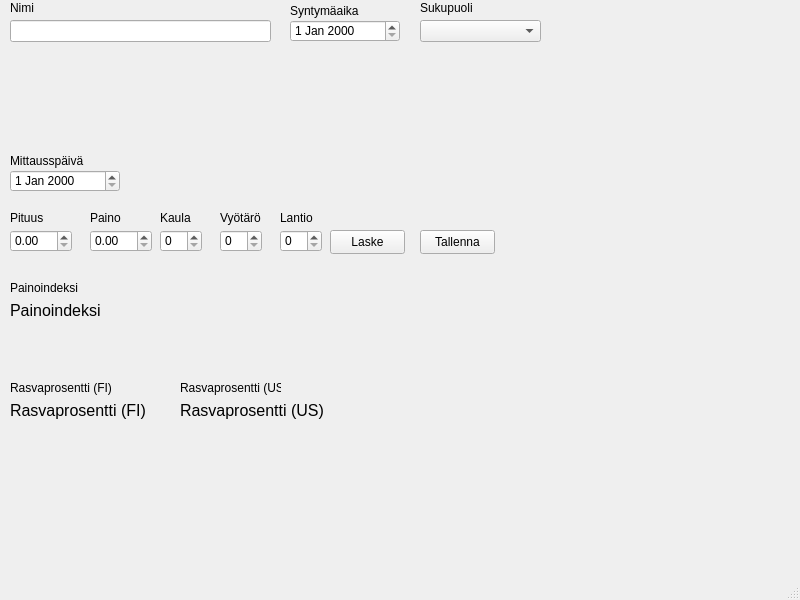
Before: the Qt Designer form main.ui in HasanbasriUysal/FitnessGUI, drawn with Qt 5.
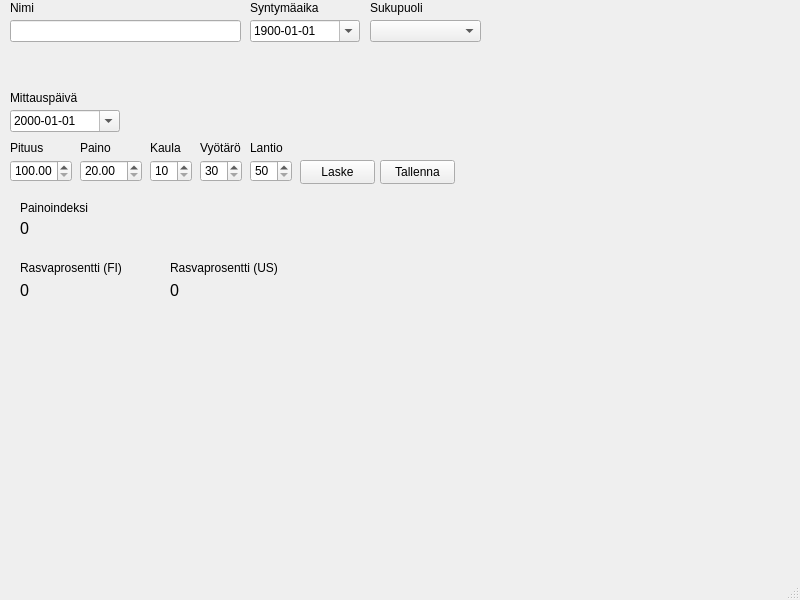
After: the same form once the commit is applied.

```diff
--- a/main.ui
+++ b/main.ui
@@ -19,13 +19,13 @@
      <rect>
       <x>10</x>
       <y>20</y>
-      <width>261</width>
+      <width>231</width>
       <height>22</height>
      </rect>
     </property>
     <property name="font">
      <font>
-      <pointsize>6</pointsize>
+      <pointsize>10</pointsize>
      </font>
     </property>
     <property name="toolTip">
@@ -49,40 +49,55 @@
     <property name="geometry">
      <rect>
       <x>10</x>
-      <y>170</y>
+      <y>110</y>
       <width>110</width>
       <height>22</height>
      </rect>
     </property>
+    <property name="locale">
+     <locale language="Finnish" country="Finland"/>
+    </property>
+    <property name="displayFormat">
+     <string>yyyy-MM-dd</string>
+    </property>
+    <property name="calendarPopup">
+     <bool>true</bool>
+    </property>
    </widget>
    <widget class="QLabel" name="label">
     <property name="geometry">
      <rect>
       <x>10</x>
-      <y>150</y>
-      <width>81</width>
-      <height>21</height>
+      <y>90</y>
+      <width>91</width>
+      <height>16</height>
      </rect>
     </property>
     <property name="text">
-     <string>Mittausspäivä</string>
+     <string>Mittauspäivä</string>
     </property>
    </widget>
    <widget class="QDoubleSpinBox" name="heightSpinBox">
     <property name="geometry">
      <rect>
       <x>10</x>
-      <y>230</y>
+      <y>160</y>
       <width>62</width>
       <height>22</height>
      </rect>
     </property>
+    <property name="minimum">
+     <double>100.000000000000000</double>
+    </property>
+    <property name="maximum">
+     <double>400.000000000000000</double>
+    </property>
    </widget>
    <widget class="QLabel" name="label_2">
     <property name="geometry">
      <rect>
       <x>10</x>
-      <y>210</y>
+      <y>140</y>
       <width>49</width>
       <height>16</height>
      </rect>
@@ -94,18 +109,24 @@
    <widget class="QDoubleSpinBox" name="weightSpinBox_2">
     <property name="geometry">
      <rect>
-      <x>90</x>
-      <y>230</y>
+      <x>80</x>
+      <y>160</y>
       <width>62</width>
       <height>22</height>
      </rect>
     </property>
+    <property name="minimum">
+     <double>20.000000000000000</double>
+    </property>
+    <property name="maximum">
+     <double>3000.000000000000000</double>
+    </property>
    </widget>
    <widget class="QLabel" name="label_3">
     <property name="geometry">
      <rect>
-      <x>90</x>
-      <y>210</y>
+      <x>80</x>
+      <y>140</y>
       <width>49</width>
       <height>16</height>
      </rect>
@@ -117,51 +138,53 @@
    <widget class="QSpinBox" name="neckSpinBox">
     <property name="geometry">
      <rect>
-      <x>160</x>
-      <y>230</y>
+      <x>150</x>
+      <y>160</y>
       <width>42</width>
       <height>22</height>
      </rect>
     </property>
+    <property name="minimum">
+     <number>10</number>
+    </property>
    </widget>
    <widget class="QSpinBox" name="waistSpinBox">
     <property name="geometry">
      <rect>
-      <x>220</x>
-      <y>230</y>
+      <x>200</x>
+      <y>160</y>
       <width>42</width>
       <height>22</height>
      </rect>
     </property>
+    <property name="minimum">
+     <number>30</number>
+    </property>
+    <property name="maximum">
+     <number>200</number>
+    </property>
    </widget>
    <widget class="QSpinBox" name="hipSpinBox">
     <property name="geometry">
      <rect>
-      <x>280</x>
-      <y>230</y>
+      <x>250</x>
+      <y>160</y>
       <width>42</width>
       <height>22</height>
      </rect>
     </property>
+    <property name="minimum">
+     <number>50</number>
+    </property>
+    <property name="maximum">
+     <number>200</number>
+    </property>
    </widget>
    <widget class="QLabel" name="label_4">
     <property name="geometry">
      <rect>
-      <x>280</x>
-      <y>210</y>
-      <width>49</width>
-      <height>16</height>
-     </rect>
-    </property>
-    <property name="text">
-     <string>Lantio</string>
-    </property>
-   </widget>
-   <widget class="QLabel" name="label_6">
-    <property name="geometry">
-     <rect>
-      <x>160</x>
-      <y>210</y>
+      <x>150</x>
+      <y>140</y>
       <width>49</width>
       <height>16</height>
      </rect>
@@ -173,8 +196,8 @@
    <widget class="QLabel" name="label_5">
     <property name="geometry">
      <rect>
-      <x>220</x>
-      <y>210</y>
+      <x>200</x>
+      <y>140</y>
       <width>49</width>
       <height>16</height>
      </rect>
@@ -183,11 +206,24 @@
      <string>Vyötärö</string>
     </property>
    </widget>
+   <widget class="QLabel" name="label_6">
+    <property name="geometry">
+     <rect>
+      <x>250</x>
+      <y>140</y>
+      <width>49</width>
+      <height>16</height>
+     </rect>
+    </property>
+    <property name="text">
+     <string>Lantio</string>
+    </property>
+   </widget>
    <widget class="QPushButton" name="calculatePushButton">
     <property name="geometry">
      <rect>
-      <x>330</x>
-      <y>230</y>
+      <x>300</x>
+      <y>160</y>
       <width>75</width>
       <height>24</height>
      </rect>
@@ -199,8 +235,8 @@
    <widget class="QPushButton" name="savePushButton">
     <property name="geometry">
      <rect>
-      <x>420</x>
-      <y>230</y>
+      <x>380</x>
+      <y>160</y>
       <width>75</width>
       <height>24</height>
      </rect>
@@ -212,20 +248,39 @@
    <widget class="QDateEdit" name="birthDateEdit">
     <property name="geometry">
      <rect>
-      <x>290</x>
+      <x>250</x>
       <y>20</y>
       <width>110</width>
       <height>22</height>
      </rect>
     </property>
+    <property name="locale">
+     <locale language="Finnish" country="Finland"/>
+    </property>
+    <property name="dateTime">
+     <datetime>
+      <hour>0</hour>
+      <minute>0</minute>
+      <second>0</second>
+      <year>1900</year>
+      <month>1</month>
+      <day>1</day>
+     </datetime>
+    </property>
+    <property name="displayFormat">
+     <string>yyyy-MM-dd</string>
+    </property>
+    <property name="calendarPopup">
+     <bool>true</bool>
+    </property>
    </widget>
    <widget class="QLabel" name="label_7">
     <property name="geometry">
      <rect>
-      <x>290</x>
+      <x>250</x>
       <y>0</y>
-      <width>81</width>
-      <height>21</height>
+      <width>91</width>
+      <height>16</height>
      </rect>
     </property>
     <property name="text">
@@ -235,23 +290,36 @@
    <widget class="QComboBox" name="genderComboBox">
     <property name="geometry">
      <rect>
-      <x>420</x>
+      <x>370</x>
       <y>20</y>
-      <width>121</width>
+      <width>111</width>
       <height>22</height>
      </rect>
     </property>
-    <property name="placeholderText">
-     <string>Valitse Sukupuoli</string>
+    <property name="locale">
+     <locale language="Finnish" country="Finland"/>
     </property>
+    <property name="placeholderText" stdset="0">
+     <string>Valitse sukupuoli</string>
+    </property>
+    <item>
+     <property name="text">
+      <string>Mies</string>
+     </property>
+    </item>
+    <item>
+     <property name="text">
+      <string>Nainen</string>
+     </property>
+    </item>
    </widget>
    <widget class="QLabel" name="bmiLabel">
     <property name="geometry">
      <rect>
-      <x>10</x>
-      <y>300</y>
-      <width>101</width>
-      <height>21</height>
+      <x>20</x>
+      <y>220</y>
+      <width>311</width>
+      <height>16</height>
      </rect>
     </property>
     <property name="font">
@@ -260,15 +328,15 @@
      </font>
     </property>
     <property name="text">
-     <string>Painoindeksi</string>
+     <string>0</string>
     </property>
    </widget>
    <widget class="QLabel" name="fatFiLabel">
     <property name="geometry">
      <rect>
-      <x>10</x>
-      <y>400</y>
-      <width>161</width>
+      <x>20</x>
+      <y>280</y>
+      <width>141</width>
       <height>21</height>
      </rect>
     </property>
@@ -278,15 +346,15 @@
      </font>
     </property>
     <property name="text">
-     <string>Rasvaprosentti (FI)</string>
+     <string>0</string>
     </property>
    </widget>
    <widget class="QLabel" name="fatUsLabel">
     <property name="geometry">
      <rect>
-      <x>180</x>
-      <y>400</y>
-      <width>161</width>
+      <x>170</x>
+      <y>280</y>
+      <width>141</width>
       <height>21</height>
      </rect>
     </property>
@@ -296,15 +364,15 @@
      </font>
     </property>
     <property name="text">
-     <string>Rasvaprosentti (US)</string>
+     <string>0</string>
     </property>
    </widget>
    <widget class="QLabel" name="label_11">
     <property name="geometry">
      <rect>
-      <x>10</x>
-      <y>280</y>
-      <width>71</width>
+      <x>20</x>
+      <y>200</y>
+      <width>81</width>
       <height>16</height>
      </rect>
     </property>
@@ -315,9 +383,9 @@
    <widget class="QLabel" name="label_12">
     <property name="geometry">
      <rect>
-      <x>10</x>
-      <y>380</y>
-      <width>101</width>
+      <x>20</x>
+      <y>260</y>
+      <width>121</width>
       <height>16</height>
      </rect>
     </property>
@@ -328,9 +396,9 @@
    <widget class="QLabel" name="label_13">
     <property name="geometry">
      <rect>
-      <x>180</x>
-      <y>380</y>
-      <width>101</width>
+      <x>170</x>
+      <y>260</y>
+      <width>121</width>
       <height>16</height>
      </rect>
     </property>
@@ -341,7 +409,7 @@
    <widget class="QLabel" name="label_14">
     <property name="geometry">
      <rect>
-      <x>420</x>
+      <x>370</x>
       <y>0</y>
       <width>61</width>
       <height>16</height>
```
Left out of the diff: 8 changed lines with no effect on the pictures.
